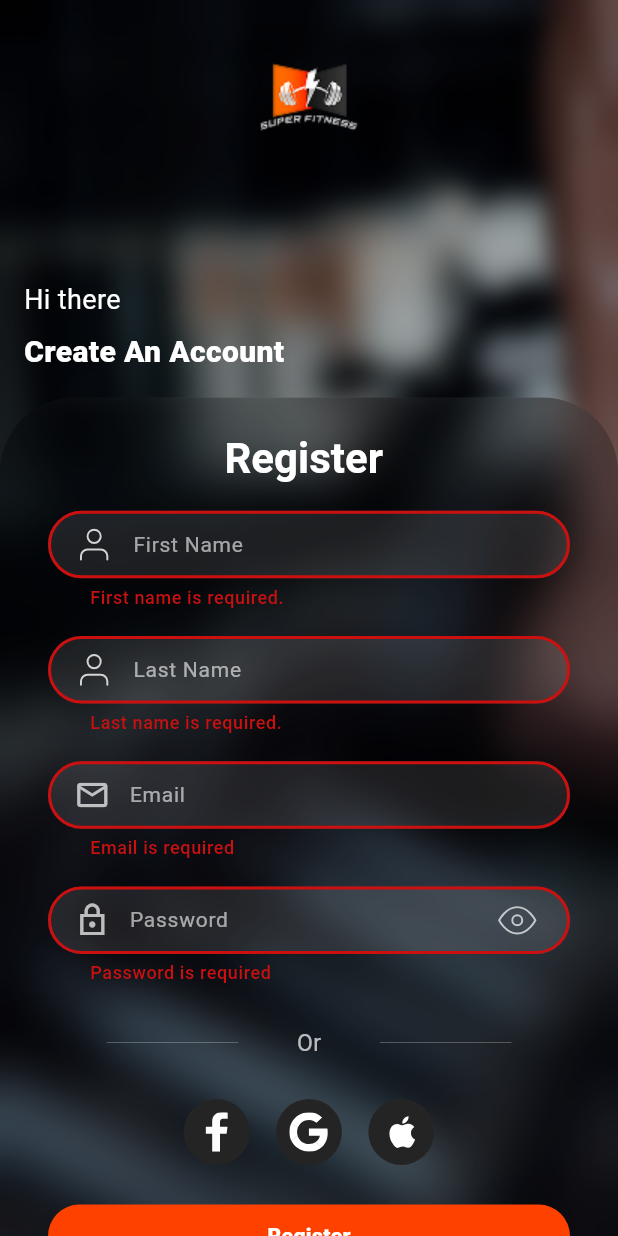
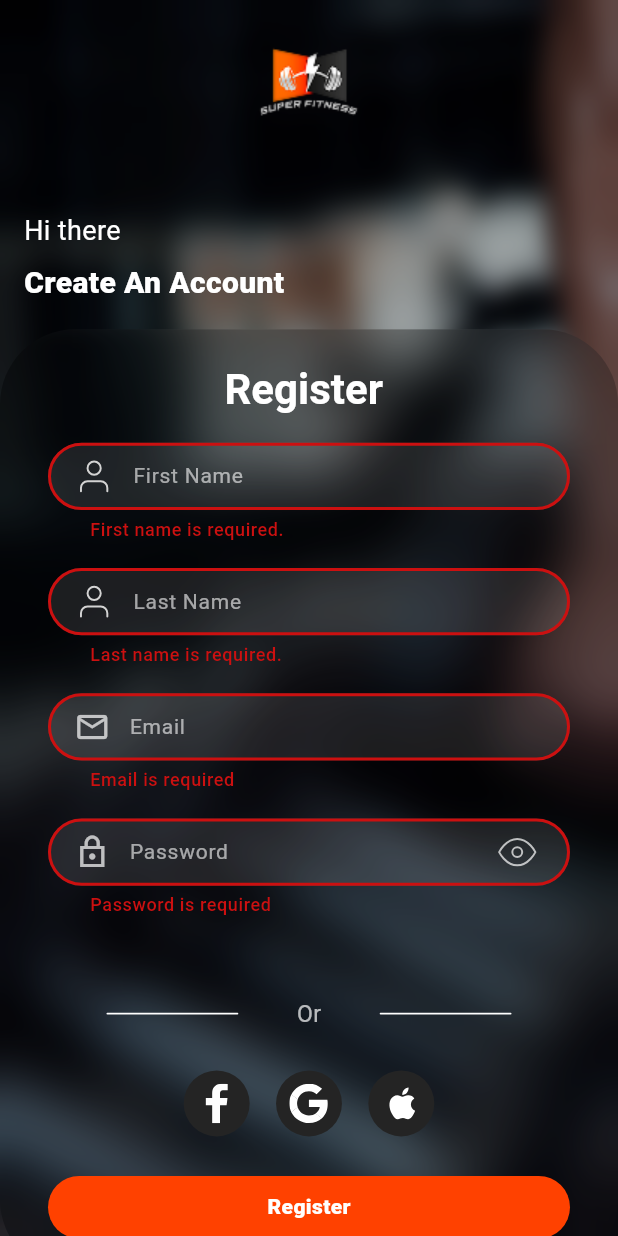
Before and after one commit to team-4-elevate/Fitness_app, a Flutter app: the screen it shows after launch, after a tap on "Register", on a phone screen of 412 x 824 dp. Run offline on Flutter 3.47's test engine with Material 3 defaults, Android fonts, the light colour scheme and no system bars; our stand-ins replace connectivity_plus, dio, equatable, firebase_core, firebase_crashlytics, flutter_secure_storage and 7 more; accounts and stored records are empty.

Commit message:
update resuable widget

```diff
--- a/lib/features/auth/presentation/auth_common_widgets/custom_auth_view.dart
+++ b/lib/features/auth/presentation/auth_common_widgets/custom_auth_view.dart
@@ -2,6 +2,8 @@
 import 'package:flutter/material.dart';
 import 'dart:ui' as ui;
 import '../../domain/arguments/auth_pages_ui_arguments.dart';
+import '../auth_common_widgets/social_buttons.dart';
+import 'package:fitness_app/core/utils/app_extensions.dart';
 
 class CustomAuthScreensView extends StatelessWidget {
   final AuthPagesUiArguments args;
@@ -30,7 +32,7 @@ class CustomAuthScreensView extends StatelessWidget {
               child: Column(
                 crossAxisAlignment: CrossAxisAlignment.start,
                 children: [
-                const SizedBox(height: 40),
+                  const SizedBox(height: 30),
                   Center(
                     child: SizedBox(
                       height: 50,
@@ -38,7 +40,7 @@ class CustomAuthScreensView extends StatelessWidget {
                       child: Image.asset('assets/images/fit 1.png'),
                     ),
                   ),
-                const SizedBox(height: 80),
+                  SizedBox(height: 40.r),
                   SingleChildScrollView(
                     padding: const EdgeInsets.all(16),
                     child: Column(
@@ -47,7 +49,8 @@ class CustomAuthScreensView extends StatelessWidget {
                         Text(
                           args.firstTitleArguments!.text,
                           style: TextStyle(
-                          fontSize: args.firstTitleArguments!.isBold ? 20 : 18,
+                            fontSize:
+                                args.firstTitleArguments!.isBold ? 20 : 18,
                             color: Colors.white,
                             fontWeight:
                                 args.firstTitleArguments!.isBold
@@ -55,11 +58,12 @@ class CustomAuthScreensView extends StatelessWidget {
                                     : FontWeight.w400,
                           ),
                         ),
-                      const SizedBox(height: 6),
+                        SizedBox(height: 6.r),
                         Text(
                           args.secondTitleArguments!.text,
                           style: TextStyle(
-                          fontSize: args.secondTitleArguments!.isBold ? 20 : 18,
+                            fontSize:
+                                args.secondTitleArguments!.isBold ? 20 : 18,
                             color: Colors.white,
                             fontWeight:
                                 args.secondTitleArguments!.isBold
@@ -82,7 +86,44 @@ class CustomAuthScreensView extends StatelessWidget {
                         decoration: BoxDecoration(
                           color: Colors.black.withOpacity(0.2),
                         ),
-                      child: args.content,
+                        child: Column(
+                          crossAxisAlignment: CrossAxisAlignment.start,
+                          children: [
+                            // Main content
+                            args.content,
+
+                            // Social login buttons
+                            if (args.showSocialLogin) ...[
+                              SizedBox(height: 24.r),
+                              const SocialButtons(),
+                            ],
+
+                            /// Primary action button
+                            if (args.primaryButtonText != null) ...[
+                              SizedBox(height: 24.r),
+                              SizedBox(
+                                height: 38.r,
+                                width: double.infinity,
+                                child: ElevatedButton(
+                                  onPressed: args.primaryButtonAction,
+                                  child: Text(
+                                    args.primaryButtonText!,
+                                    style: Theme.of(context)
+                                        .textTheme
+                                        .bodyMedium
+                                        ?.copyWith(fontWeight: FontWeight.w800),
+                                  ),
+                                ),
+                              ),
+                            ],
+
+                            /// Footer content
+                            if (args.footerContent != null) ...[
+                              SizedBox(height: 16.r),
+                              args.footerContent!,
+                            ],
+                          ],
+                        ),
                       ),
                     ),
                   ),
--- a/lib/features/auth/presentation/auth_common_widgets/social_buttons.dart
+++ b/lib/features/auth/presentation/auth_common_widgets/social_buttons.dart
@@ -16,7 +16,7 @@ class SocialButtons extends StatelessWidget {
           children: [
             SizedBox(height: 2.r),
             Container(
-              height: .2.r,
+              height: 1.r,
               width: 80.r,
               decoration: BoxDecoration(
                 color: AppColors.backgroundLight,
@@ -31,7 +31,7 @@ class SocialButtons extends StatelessWidget {
               ),
             ),
             Container(
-              height: .2.r,
+              height: 1.r,
               width: 80.r,
               decoration: BoxDecoration(
                 color: AppColors.backgroundLight,
@@ -48,28 +48,16 @@ class SocialButtons extends StatelessWidget {
         Row(
           mainAxisAlignment: MainAxisAlignment.center,
           children: [
-            // Facebook
-            _SocialButton(
-              iconPath: 'assets/icons/facebook.svg',
-              onTap: () {
-              },
-            ),
+            /// Facebook
+            _SocialButton(iconPath: 'assets/icons/facebook.svg', onTap: () {}),
 
-            // Google
+            /// Google
             SizedBox(width: 16.r),
-            _SocialButton(
-              iconPath: 'assets/icons/google.svg',
-              onTap: () {
-              },
-            ),
+            _SocialButton(iconPath: 'assets/icons/google.svg', onTap: () {}),
 
-            // Apple
+            /// Apple
             SizedBox(width: 16.r),
-            _SocialButton(
-              iconPath: 'assets/icons/apple.svg',
-              onTap: () {
-              },
-            ),
+            _SocialButton(iconPath: 'assets/icons/apple.svg', onTap: () {}),
           ],
         ),
       ],
--- a/lib/features/auth/presentation/register/register_view.dart
+++ b/lib/features/auth/presentation/register/register_view.dart
@@ -125,7 +125,26 @@ class _RegisterViewState extends State<RegisterView> {
             text: 'Create An Account',
           ),
 
-          isRegister: false,
+          isRegister: true,
+          registerStep: 1,
+          showSocialLogin: true,
+          primaryButtonText: "Register",
+          primaryButtonAction: () {
+            // Validate all fields
+            final isValid = _formKey.currentState?.validate() ?? false;
+
+            WidgetsBinding.instance.addPostFrameCallback((_) {
+              _updateAllErrorStates();
+            });
+
+            if (isValid) {
+              ScaffoldMessenger.of(context).showSnackBar(
+                const SnackBar(
+                  content: Text('Registration successful'),
+                ),
+              );
+            }
+          },
 
           content: Form(
             key: _formKey,
@@ -277,42 +296,6 @@ class _RegisterViewState extends State<RegisterView> {
                   ),
 
                   SizedBox(height: 24.r),
-
-                  //------------------------------------------------------social register
-                  const SocialButtons(),
-                  SizedBox(height: 24.r),
-
-                  //------------------------------------------------------register button
-                  SizedBox(
-                    height: 38.r,
-                    width: double.infinity,
-                    child: ElevatedButton(
-                      child: Text(
-                        "Register",
-                        style: Theme.of(context).textTheme.bodyMedium?.copyWith(
-                          fontWeight: FontWeight.w800,
-                        ),
-                      ),
-
-                      onPressed: () {
-                        // Validate all fields
-                        final isValid =
-                            _formKey.currentState?.validate() ?? false;
-
-                        WidgetsBinding.instance.addPostFrameCallback((_) {
-                          _updateAllErrorStates();
-                        });
-
-                        if (isValid) {
-                          ScaffoldMessenger.of(context).showSnackBar(
-                            const SnackBar(
-                              content: Text('Registration successful'),
-                            ),
-                          );
-                        }
-                      },
-                    ),
-                  ),
                 ],
               ),
             ),
```
Lines whose indentation alone changed are shown as unchanged.
